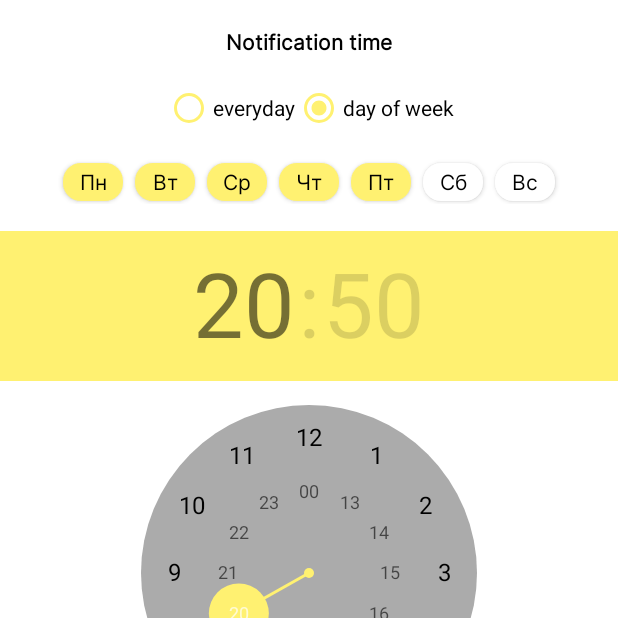
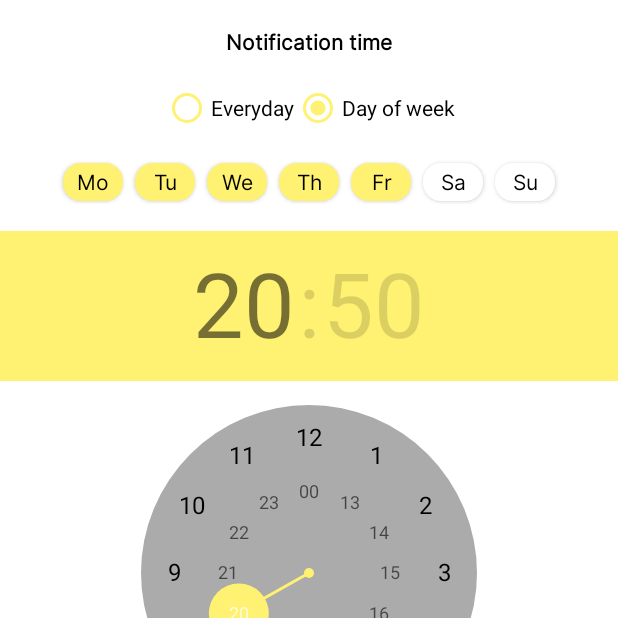
Before and after one commit to antizep/DayPlanned, an Android app: the SetPeriodActivity screen opened directly, with no data from a screen before it, on a phone screen of 412 x 824 dp, the top half of it. Run offline under Robolectric (Android 15) with nearby library versions, the phone set to English and light mode, and no system bars.

Commit message:
vydání

```diff
--- a/app/build.gradle
+++ b/app/build.gradle
@@ -11,8 +11,8 @@ android {
         applicationId "ru.ccoders.clay"
         minSdkVersion 26
         targetSdkVersion 30
-        versionCode 2
-        versionName "1.3"
+        versionCode 4
+        versionName "1.5"
 
         testInstrumentationRunner "androidx.test.runner.AndroidJUnitRunner"
     }
--- a/app/src/main/res/layout/activity_add_schedule.xml
+++ b/app/src/main/res/layout/activity_add_schedule.xml
@@ -30,7 +30,7 @@
                 android:fontFamily="@font/inter_regular"
                 android:gravity="start|top"
                 android:hint="@string/the_goal_title"
-                android:inputType="textMultiLine"
+                android:inputType="textPersonName"
                 android:maxLength="48"
                 android:textColor="@color/base_black"
                 android:textColorHighlight="@color/base_shady2"
@@ -53,7 +53,7 @@
                 android:fontFamily="@font/inter_regular"
                 android:gravity="start|top"
                 android:hint="@string/tell_us_mere_about_your_goal"
-                android:inputType="textMultiLine"
+                android:inputType="textPersonName"
                 android:textColor="@color/base_black"
                 android:textColorHighlight="@color/base_shady2"
                 android:textColorHint="@color/base_shady2"
--- a/app/src/main/res/layout/activity_set_period.xml
+++ b/app/src/main/res/layout/activity_set_period.xml
@@ -41,13 +41,89 @@
 
             android:background="@drawable/calendar_inactive_button"
             android:fontFamily="@font/inter_regular"
-            android:text="Пн"
+            android:text="@string/monday"
             android:textAppearance="@style/TextAppearance.AppCompat.Small"
             android:textColor="@color/base_black"
             android:textSize="14sp"
             android:typeface="normal"
             app:layout_constraintBottom_toBottomOf="parent"
             app:layout_constraintStart_toStartOf="parent"
+            app:layout_constraintTop_toTopOf="parent" />
+
+        <Button
+            android:id="@+id/tuesdayBtn"
+            android:layout_width="40dp"
+            android:layout_height="25dp"
+            android:layout_marginStart="8dp"
+            android:background="@drawable/calendar_inactive_button"
+            android:fontFamily="@font/inter_regular"
+            android:shadowColor="#000"
+
+
+            android:shadowDx="1"
+            android:shadowDy="1"
+            android:text="@string/tuesday"
+            android:textAppearance="@style/TextAppearance.AppCompat.Small"
+            android:textColor="@color/base_black"
+            app:layout_constraintBottom_toBottomOf="parent"
+            app:layout_constraintStart_toEndOf="@+id/mondayBtn"
+            app:layout_constraintTop_toTopOf="parent" />
+
+        <Button
+            android:id="@+id/wednesdayBth"
+            android:layout_width="40dp"
+            android:layout_height="25dp"
+            android:layout_marginStart="8dp"
+            android:background="@drawable/calendar_inactive_button"
+            android:fontFamily="@font/inter_regular"
+            android:shadowColor="#000"
+
+
+            android:shadowDx="1"
+            android:shadowDy="1"
+            android:text="@string/wednesday"
+            android:textAppearance="@style/TextAppearance.AppCompat.Small"
+            android:textColor="@color/base_black"
+            app:layout_constraintBottom_toBottomOf="parent"
+            app:layout_constraintStart_toEndOf="@+id/tuesdayBtn"
+            app:layout_constraintTop_toTopOf="parent" />
+
+        <Button
+            android:id="@+id/thursdayBtn"
+            android:layout_width="40dp"
+            android:layout_height="25dp"
+            android:layout_marginStart="8dp"
+            android:background="@drawable/calendar_inactive_button"
+            android:fontFamily="@font/inter_regular"
+            android:shadowColor="#000"
+
+
+            android:shadowDx="1"
+            android:shadowDy="1"
+            android:text="@string/thursday"
+            android:textAppearance="@style/TextAppearance.AppCompat.Small"
+            android:textColor="@color/base_black"
+            app:layout_constraintBottom_toBottomOf="parent"
+            app:layout_constraintStart_toEndOf="@+id/wednesdayBth"
+            app:layout_constraintTop_toTopOf="parent" />
+
+        <Button
+            android:id="@+id/fridayBtn"
+            android:layout_width="40dp"
+            android:layout_height="25dp"
+            android:layout_marginStart="8dp"
+            android:background="@drawable/calendar_inactive_button"
+            android:fontFamily="@font/inter_regular"
+            android:shadowColor="#000"
+
+
+            android:shadowDx="1"
+            android:shadowDy="1"
+            android:text="@string/friday"
+            android:textAppearance="@style/TextAppearance.AppCompat.Small"
+            android:textColor="@color/base_black"
+            app:layout_constraintBottom_toBottomOf="parent"
+            app:layout_constraintStart_toEndOf="@+id/thursdayBtn"
             app:layout_constraintTop_toTopOf="parent" />
 
         <Button
@@ -62,7 +138,7 @@
 
             android:shadowDx="1"
             android:shadowDy="1"
-            android:text="Сб"
+            android:text="@string/saturday"
             android:textAppearance="@style/TextAppearance.AppCompat.Small"
             android:textColor="@color/base_black"
             app:layout_constraintBottom_toBottomOf="parent"
@@ -82,7 +158,7 @@
             android:shadowColor="#000"
             android:shadowDx="1"
             android:shadowDy="1"
-            android:text="Вс"
+            android:text="@string/sunday"
             android:textAppearance="@style/TextAppearance.AppCompat.Small"
             android:textColor="@color/base_black"
             app:layout_constraintBottom_toBottomOf="parent"
@@ -90,81 +166,6 @@
             app:layout_constraintStart_toEndOf="@+id/saturdayBtn"
             app:layout_constraintTop_toTopOf="parent" />
 
-        <Button
-            android:id="@+id/thursdayBtn"
-            android:layout_width="40dp"
-            android:layout_height="25dp"
-            android:layout_marginStart="8dp"
-            android:background="@drawable/calendar_inactive_button"
-            android:fontFamily="@font/inter_regular"
-            android:shadowColor="#000"
-
-
-            android:shadowDx="1"
-            android:shadowDy="1"
-            android:text="Чт"
-            android:textAppearance="@style/TextAppearance.AppCompat.Small"
-            android:textColor="@color/base_black"
-            app:layout_constraintBottom_toBottomOf="parent"
-            app:layout_constraintStart_toEndOf="@+id/wednesdayBth"
-            app:layout_constraintTop_toTopOf="parent" />
-
-        <Button
-            android:id="@+id/wednesdayBth"
-            android:layout_width="40dp"
-            android:layout_height="25dp"
-            android:layout_marginStart="8dp"
-            android:background="@drawable/calendar_inactive_button"
-            android:fontFamily="@font/inter_regular"
-            android:shadowColor="#000"
-
-
-            android:shadowDx="1"
-            android:shadowDy="1"
-            android:text="Ср"
-            android:textAppearance="@style/TextAppearance.AppCompat.Small"
-            android:textColor="@color/base_black"
-            app:layout_constraintBottom_toBottomOf="parent"
-            app:layout_constraintStart_toEndOf="@+id/tuesdayBtn"
-            app:layout_constraintTop_toTopOf="parent" />
-
-        <Button
-            android:id="@+id/tuesdayBtn"
-            android:layout_width="40dp"
-            android:layout_height="25dp"
-            android:layout_marginStart="8dp"
-            android:background="@drawable/calendar_inactive_button"
-            android:fontFamily="@font/inter_regular"
-            android:shadowColor="#000"
-
-
-            android:shadowDx="1"
-            android:shadowDy="1"
-            android:text="Вт"
-            android:textAppearance="@style/TextAppearance.AppCompat.Small"
-            android:textColor="@color/base_black"
-            app:layout_constraintBottom_toBottomOf="parent"
-            app:layout_constraintStart_toEndOf="@+id/mondayBtn"
-            app:layout_constraintTop_toTopOf="parent" />
-
-        <Button
-            android:id="@+id/fridayBtn"
-            android:layout_width="40dp"
-            android:layout_height="25dp"
-            android:layout_marginStart="8dp"
-            android:background="@drawable/calendar_inactive_button"
-            android:fontFamily="@font/inter_regular"
-            android:shadowColor="#000"
-
-
-            android:shadowDx="1"
-            android:shadowDy="1"
-            android:text="Пт"
-            android:textAppearance="@style/TextAppearance.AppCompat.Small"
-            android:textColor="@color/base_black"
-            app:layout_constraintBottom_toBottomOf="parent"
-            app:layout_constraintStart_toEndOf="@+id/thursdayBtn"
-            app:layout_constraintTop_toTopOf="parent" />
     </androidx.constraintlayout.widget.ConstraintLayout>
 
     <TextView
--- a/app/src/main/res/values/strings.xml
+++ b/app/src/main/res/values/strings.xml
@@ -1,13 +1,22 @@
 <resources>
     <string name="app_name">Clay</string>
-    <string name="everyday">everyday</string>
-    <string name="day_of_week">day of week</string>
+    <string name="everyday">Everyday</string>
+    <string name="day_of_week">Day of week</string>
     <string name="notification_time">Notification time</string>
     <string name="save_button">Save</string>
     <string name="the_goal_title">The goal title...</string>
-    <string name="tell_us_mere_about_your_goal">Tell us more about your goal...</string>
-    <string name="continue_text">continue</string>
-    <string name="complited_text">Complited:</string>
+    <string name="tell_us_mere_about_your_goal">Tell more about your goal...</string>
+    <string name="continue_text">Continue</string>
+    <string name="complited_text">Completed:</string>
     <string name="canceled_text">Canceled:</string>
-
+    <string name="monday">Mo</string>
+    <string name="tuesday">Tu</string>
+    <string name="wednesday">We</string>
+    <string name="thursday">Th</string>
+    <string name="friday">Fr</string>
+    <string name="saturday">Sa</string>
+    <string name="sunday">Su</string>
+    <string name="make_natification">    Accept</string>
+    <string name="cancel_natification">Skip    </string>
+    <string name="title">Clay - Task Manager, reminder</string>
 </resources>
--- a/build.gradle
+++ b/build.gradle
@@ -13,7 +13,7 @@ buildscript {
         // in the individual module build.gradle files
     }
 }
-version "0.1.3"
+version "0.1.5"
 allprojects {
     repositories {
         google()
```
Also changed, not shown: app/src/main/res/layout/activity_main.xml (+78 -79 lines), app/src/main/res/layout/shedule_natification.xml (+5 -3 lines), 1 other file.
